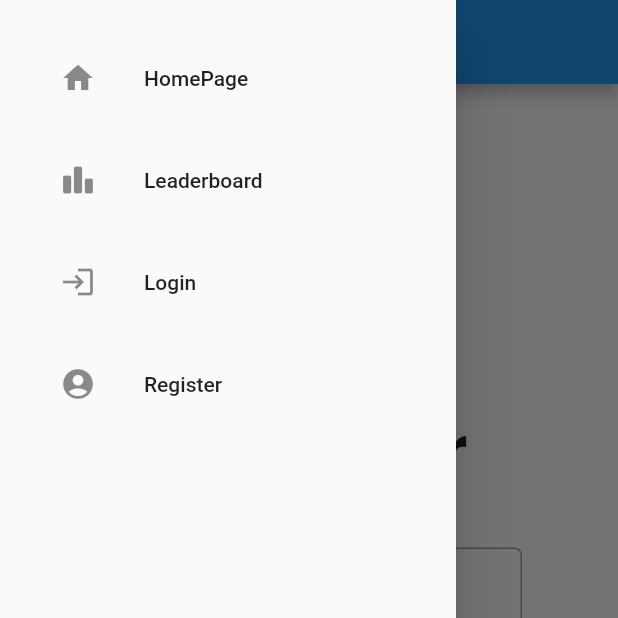
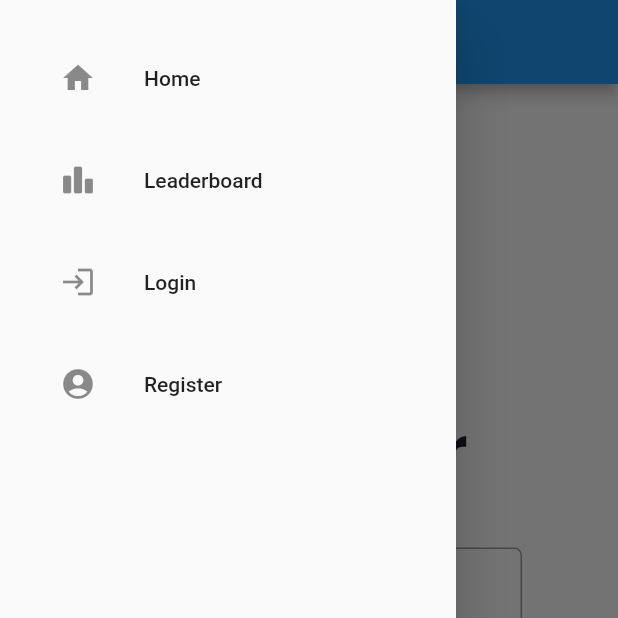
Before and after one commit to rafighalibin/bin_bank_app, a Flutter app: the LoginPage screen opened by its route, with the side drawer open, on a phone screen of 412 x 824 dp, the top half of it. Run offline on Flutter 3.47's test engine with Material 2 defaults, Android fonts, the light colour scheme and no system bars; our stand-ins replace carousel_slider, google_fonts; missing offline and left inert: pbp_django_auth; accounts and stored records are empty.

Commit message:
fix alur

```diff
--- a/lib/page/login_page.dart
+++ b/lib/page/login_page.dart
@@ -2,6 +2,7 @@
 
 import 'package:bin_bank_app/app_styles.dart';
 import 'package:bin_bank_app/main.dart';
+import 'package:bin_bank_app/page/homepage.dart';
 import 'package:bin_bank_app/utility/drawer_public.dart';
 import 'package:flutter/material.dart';
 import 'package:provider/provider.dart';
@@ -156,7 +157,7 @@ class _LoginPageState extends State<LoginPage> {
                                     context,
                                     MaterialPageRoute(
                                       builder: (BuildContext context) =>
-                                          const MyHomePage(title: 'Bin Bank'),
+                                          const Home(title: 'Bin Bank'),
                                     ));
                               } else {
                                 setState(() {
--- a/lib/page/register_page.dart
+++ b/lib/page/register_page.dart
@@ -38,7 +38,7 @@ class _RegisterPageState extends State<RegisterPage> {
                   height: 20,
                 ),
                 Text(
-                  "Sign Up to JoyfulTimes",
+                  "Sign Up to Bin Bank",
                   style: TextStyle(
                       fontWeight: FontWeight.w500,
                       fontSize: 20,
--- a/lib/utility/drawer_public.dart
+++ b/lib/utility/drawer_public.dart
@@ -26,7 +26,7 @@ class MyDrawerPublic extends StatelessWidget {
           children: [
             ListTile(
               leading: const Icon(Icons.home),
-              title: const Text('HomePage'),
+              title: const Text('Home'),
               onTap: () {
                 Navigator.of(context).pushReplacement(MaterialPageRoute(
                     builder: (context) => const Home(
--- a/lib/utility/drawer_user.dart
+++ b/lib/utility/drawer_user.dart
@@ -31,12 +31,13 @@ class MyDrawerUser extends StatelessWidget {
         child: Wrap(
           runSpacing: 12,
           children: [
+            const MyHeaderDrawer(),
             ListTile(
               leading: const Icon(Icons.home),
-              title: const Text('HomePage'),
+              title: const Text('Home'),
               onTap: () {
                 Navigator.of(context).pushReplacement(MaterialPageRoute(
-                    builder: (context) => const MyHomePage(
+                    builder: (context) => const Home(
                           title: 'Bin Bank',
                         )));
               },
```
